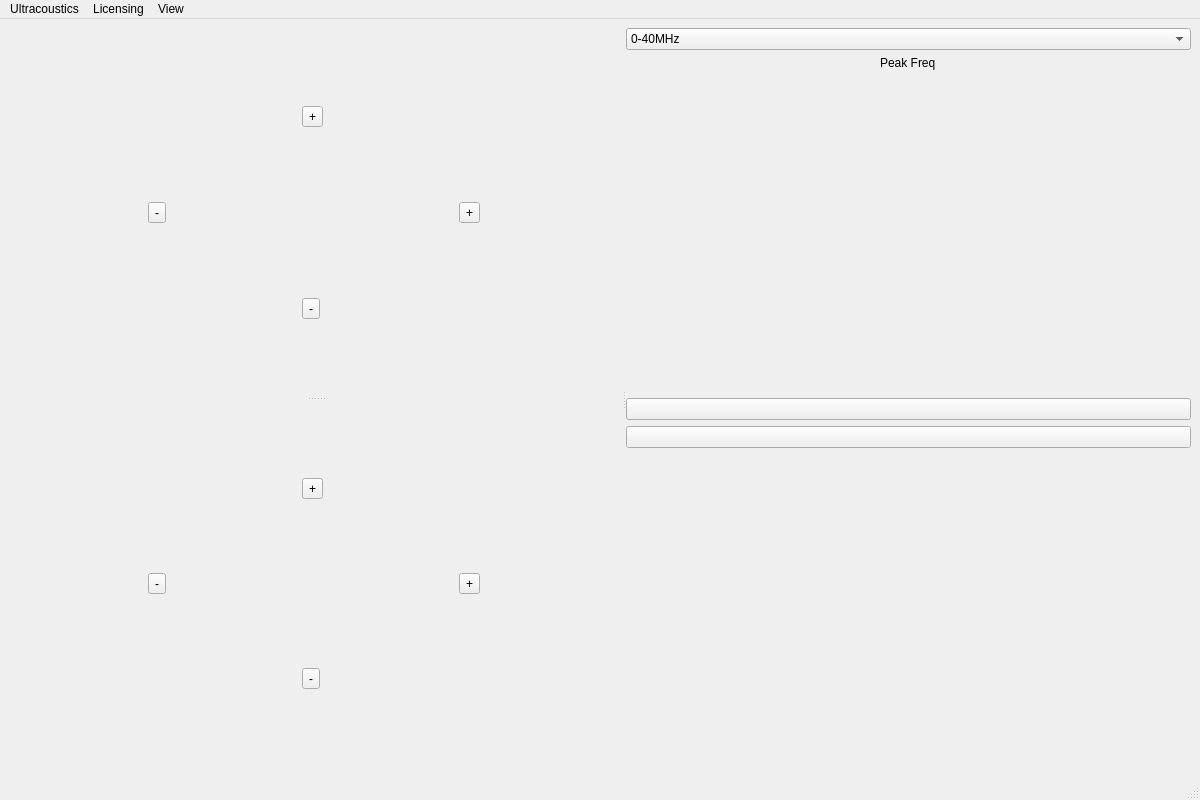
The window that mainwindow.ui (aliiqbal24/FftQt_app) describes before a commit, drawn with Qt 5.
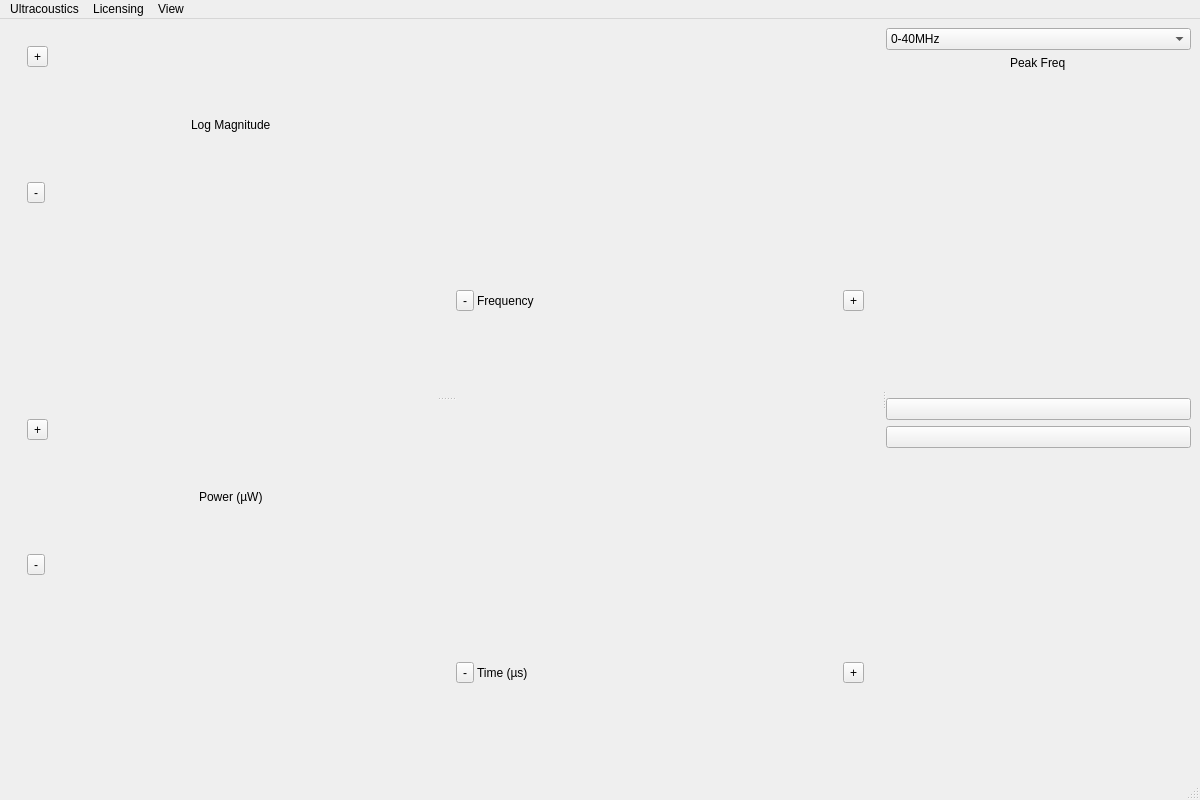
The same window after the commit. Custom widgets are drawn as their Qt base class.

Commit message: Update axis zoom controls layout

```diff
--- a/mainwindow.ui
+++ b/mainwindow.ui
@@ -26,31 +26,81 @@
        </property>
        <widget class="QFrame" name="FFT_frame">
         <layout class="QGridLayout" name="gridLayoutFFT">
-         <item row="1" column="0">
-          <widget class="QToolButton" name="fftMinusX">
-           <property name="text">
-            <string>-</string>
-           </property>
-          </widget>
+         <property name="horizontalSpacing">
+          <number>2</number>
+         </property>
+         <property name="verticalSpacing">
+          <number>2</number>
+         </property>
+         <item row="1" column="1">
+          <widget class="QwtPlot" name="FFT_plot" native="true"/>
          </item>
-         <item row="0" column="1">
+         <item row="1" column="0">
+          <widget class="QWidget" name="fftYAxisContainer">
+           <layout class="QVBoxLayout" name="fftYLayout">
+            <property name="spacing">
+             <number>1</number>
+            </property>
+            <property name="contentsMargins">
+             <left>0</left>
+             <top>0</top>
+             <right>0</right>
+             <bottom>0</bottom>
+            </property>
+            <item>
           <widget class="QToolButton" name="fftPlusY">
            <property name="text">
             <string>+</string>
            </property>
           </widget>
          </item>
-         <item row="2" column="1">
+            <item alignment="Qt::AlignHCenter">
+             <widget class="QLabel" name="fftYTitle">
+              <property name="text">
+               <string>Log Magnitude</string>
+              </property>
+              <property name="rotationAngle">
+               <number>270</number>
+              </property>
+             </widget>
+            </item>
+            <item>
           <widget class="QToolButton" name="fftMinusY">
            <property name="text">
             <string>-</string>
            </property>
           </widget>
          </item>
-         <item row="1" column="1">
-          <widget class="QwtPlot" name="FFT_plot" native="true"/>
+           </layout>
+          </widget>
          </item>
-         <item row="1" column="2">
+         <item row="2" column="1">
+          <widget class="QWidget" name="fftXAxisContainer">
+           <layout class="QHBoxLayout" name="fftXLayout">
+            <property name="spacing">
+             <number>3</number>
+            </property>
+            <property name="contentsMargins">
+             <left>0</left>
+             <top>0</top>
+             <right>0</right>
+             <bottom>0</bottom>
+            </property>
+            <item>
+             <widget class="QToolButton" name="fftMinusX">
+              <property name="text">
+               <string>-</string>
+              </property>
+             </widget>
+            </item>
+            <item alignment="Qt::AlignVCenter">
+             <widget class="QLabel" name="fftXTitle">
+              <property name="text">
+               <string>Frequency</string>
+              </property>
+             </widget>
+            </item>
+            <item>
           <widget class="QToolButton" name="fftPlusX">
            <property name="text">
             <string>+</string>
@@ -59,37 +109,93 @@
          </item>
         </layout>
        </widget>
+         </item>
+        </layout>
+       </widget>
        <widget class="QFrame" name="Time_frame">
         <layout class="QGridLayout" name="gridLayoutTime">
+         <property name="horizontalSpacing">
+          <number>2</number>
+         </property>
+         <property name="verticalSpacing">
+          <number>2</number>
+         </property>
          <item row="1" column="1">
           <widget class="QwtPlot" name="Time_plot" native="true"/>
          </item>
-         <item row="0" column="1">
+         <item row="1" column="0">
+          <widget class="QWidget" name="timeYAxisContainer">
+           <layout class="QVBoxLayout" name="timeYLayout">
+            <property name="spacing">
+             <number>1</number>
+            </property>
+            <property name="contentsMargins">
+             <left>0</left>
+             <top>0</top>
+             <right>0</right>
+             <bottom>0</bottom>
+            </property>
+            <item>
           <widget class="QToolButton" name="timePlusY">
            <property name="text">
             <string>+</string>
            </property>
           </widget>
          </item>
-         <item row="2" column="1">
+            <item alignment="Qt::AlignHCenter">
+             <widget class="QLabel" name="timeYTitle">
+              <property name="text">
+               <string>Power (µW)</string>
+              </property>
+              <property name="rotationAngle">
+               <number>270</number>
+              </property>
+             </widget>
+            </item>
+            <item>
           <widget class="QToolButton" name="timeMinusY">
            <property name="text">
             <string>-</string>
            </property>
           </widget>
          </item>
-         <item row="1" column="0">
+           </layout>
+          </widget>
+         </item>
+         <item row="2" column="1">
+          <widget class="QWidget" name="timeXAxisContainer">
+           <layout class="QHBoxLayout" name="timeXLayout">
+            <property name="spacing">
+             <number>3</number>
+            </property>
+            <property name="contentsMargins">
+             <left>0</left>
+             <top>0</top>
+             <right>0</right>
+             <bottom>0</bottom>
+            </property>
+            <item>
           <widget class="QToolButton" name="timeMinusX">
            <property name="text">
             <string>-</string>
            </property>
           </widget>
          </item>
-         <item row="1" column="2">
+            <item alignment="Qt::AlignVCenter">
+             <widget class="QLabel" name="timeXTitle">
+              <property name="text">
+               <string>Time (µs)</string>
+              </property>
+             </widget>
+            </item>
+            <item>
           <widget class="QToolButton" name="timePlusX">
            <property name="text">
             <string>+</string>
            </property>
+             </widget>
+            </item>
+           </layout>
           </widget>
          </item>
         </layout>
```
Lines whose indentation alone changed are shown as unchanged.
